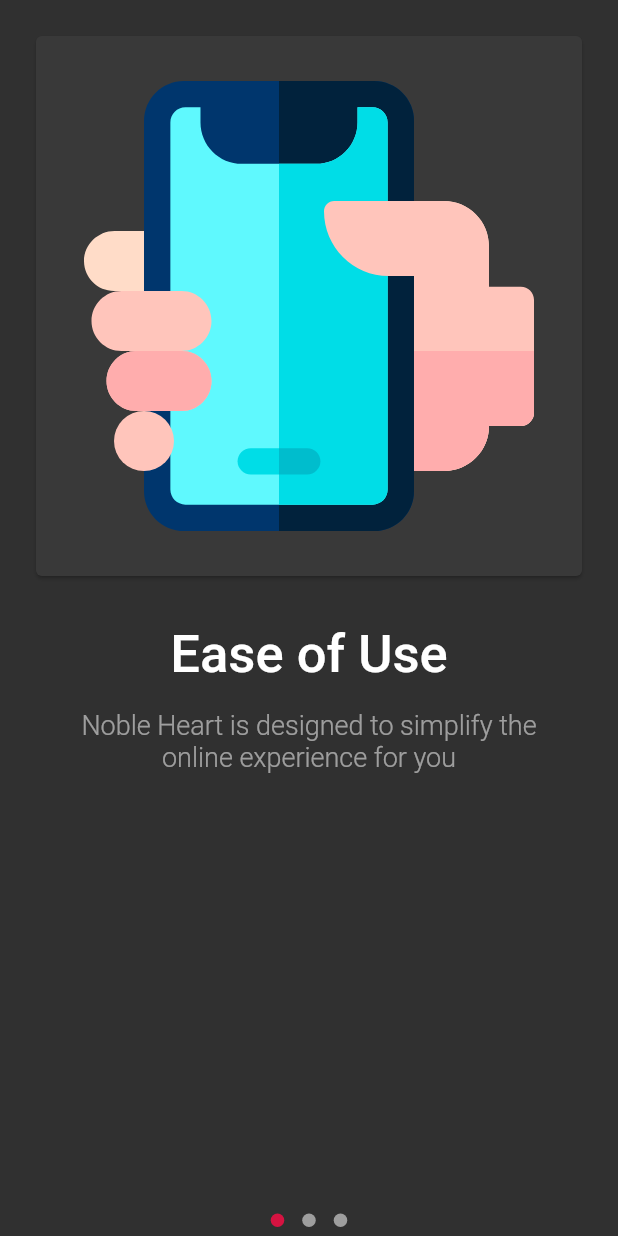
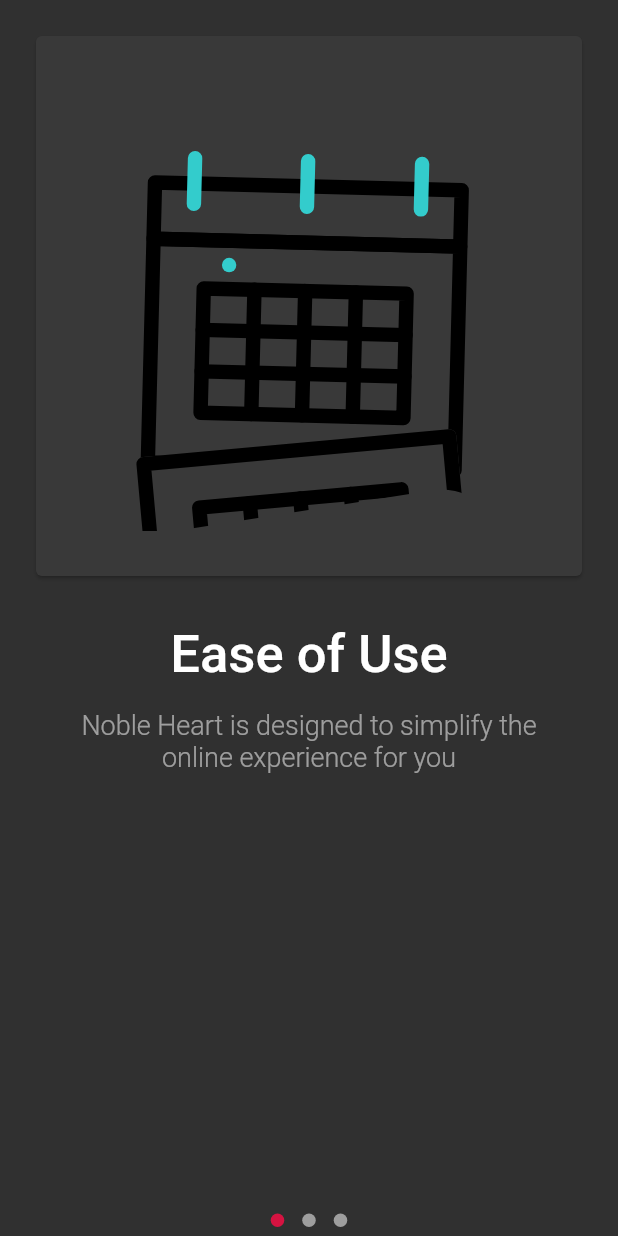
Before and after one commit to CodexAdrian/regis_flutter, a Flutter app: the screen it shows after launch, on a phone screen of 412 x 824 dp. Run offline on Flutter 3.47's test engine with Material 2 defaults, Android fonts, the phone set to English and light mode, and no system bars; drawn by our look-alikes of dots_indicator; our stand-ins replace flutter_secure_storage, flutter_svg, lottie; missing offline and left inert: dart:html; Roboto replaces fonts that are missing (Sans Serif).

```diff
--- a/lib/home/pages/splashpage.dart
+++ b/lib/home/pages/splashpage.dart
@@ -3,6 +3,7 @@ import 'dart:ui';
 import 'package:dots_indicator/dots_indicator.dart';
 import 'package:flutter/material.dart';
 import 'package:flutter_svg/svg.dart';
+import 'package:lottie/lottie.dart';
 
 class SplashPage extends StatefulWidget {
   const SplashPage({Key? key}) : super(key: key);
@@ -47,14 +48,17 @@ class _SplashPageState extends State<SplashPage> with SingleTickerProviderStateM
         children: const [
           SplashCard(
             title: "Ease of Use",
+            iconPath: "assets/icons/calendar.json",
             description: "Noble Heart is designed to simplify the online experience for you",
           ),
           SplashCard(
             title: "Ease of Use",
+            iconPath: "assets/icons/calendar.json",
             description: "Noble Heart is designed to simplify the online experience for you",
           ),
           SplashCard(
             title: "Ease of Use",
+            iconPath: "assets/icons/calendar.json",
             description: "Noble Heart is designed to simplify the online experience for you",
           ),
         ],
@@ -66,8 +70,9 @@ class _SplashPageState extends State<SplashPage> with SingleTickerProviderStateM
 class SplashCard extends StatelessWidget {
   final String title;
   final String description;
+  final String iconPath;
 
-  const SplashCard({Key? key, required this.title, required this.description}) : super(key: key);
+  const SplashCard({Key? key, required this.title, required this.description, required this.iconPath}) : super(key: key);
 
   @override
   Widget build(BuildContext context) {
@@ -85,7 +90,7 @@ class SplashCard extends StatelessWidget {
                   SizedBox(
                     height: 300,
                     width: 300,
-                    child: SvgPicture.asset("assets/icons/smartphone.svg"),
+                    child: Lottie.asset(iconPath),
                   ),
                 ],
               ),
--- a/pubspec.yaml
+++ b/pubspec.yaml
@@ -34,11 +34,11 @@ dependencies:
 
   # The following adds the Cupertino Icons font to your application.
   # Use with the CupertinoIcons class for iOS style icons.
-  cupertino_icons: ^1.0.2
   http: ^0.13.4
   flutter_secure_storage: ^5.0.2
   flutter_svg: ^1.0.3
   dots_indicator: ^2.1.0
+  lottie: ^1.3.0
 
 dev_dependencies:
   flutter_test:
```
Also changed, not shown: assets/icons/calendar.json (added, +1 -0 lines), assets/icons/checklist.svg (added), assets/images/checklist.gif (added), pubspec.lock.
